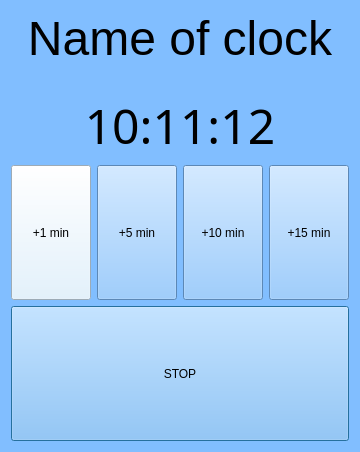
The window that SmartClock/SignalWindow.ui (Artem259/univ2.1_OOP_lab2) describes before a commit, drawn with Qt 5.
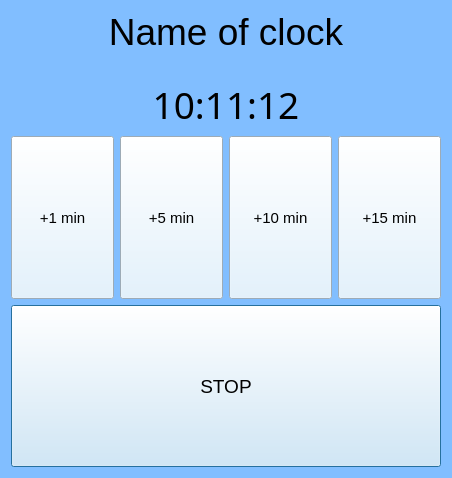
The same window after the commit. Icons and pictures are not drawn.

```diff
--- a/SmartClock/SignalWindow.ui
+++ b/SmartClock/SignalWindow.ui
@@ -6,10 +6,16 @@
    <rect>
     <x>0</x>
     <y>0</y>
-    <width>336</width>
-    <height>452</height>
+    <width>452</width>
+    <height>478</height>
    </rect>
   </property>
+  <property name="maximumSize">
+   <size>
+    <width>16777215</width>
+    <height>532</height>
+   </size>
+  </property>
   <property name="windowTitle">
    <string>Dialog</string>
   </property>
@@ -22,7 +28,7 @@
      <property name="font">
       <font>
        <family>OCR A Extended</family>
-       <pointsize>36</pointsize>
+       <pointsize>28</pointsize>
       </font>
      </property>
      <property name="text">
@@ -41,6 +47,15 @@
        <verstretch>0</verstretch>
       </sizepolicy>
      </property>
+     <property name="font">
+      <font>
+       <pointsize>14</pointsize>
+      </font>
+     </property>
+     <property name="styleSheet">
+      <string notr="true"> background-color: rgb(220, 240, 255);
+</string>
+     </property>
      <property name="text">
       <string>STOP</string>
      </property>
@@ -50,7 +65,7 @@
     <widget class="QLabel" name="label">
      <property name="font">
       <font>
-       <pointsize>36</pointsize>
+       <pointsize>28</pointsize>
       </font>
      </property>
      <property name="text">
@@ -69,6 +84,15 @@
        <verstretch>0</verstretch>
       </sizepolicy>
      </property>
+     <property name="font">
+      <font>
+       <pointsize>11</pointsize>
+      </font>
+     </property>
+     <property name="styleSheet">
+      <string notr="true"> background-color: rgb(220, 240, 255);
+</string>
+     </property>
      <property name="text">
       <string>+15 min</string>
      </property>
@@ -82,8 +106,14 @@
        <verstretch>0</verstretch>
       </sizepolicy>
      </property>
+     <property name="font">
+      <font>
+       <pointsize>11</pointsize>
+      </font>
+     </property>
      <property name="styleSheet">
-      <string notr="true"/>
+      <string notr="true"> background-color: rgb(220, 240, 255);
+</string>
      </property>
      <property name="text">
       <string>+10 min</string>
@@ -98,11 +128,14 @@
        <verstretch>0</verstretch>
       </sizepolicy>
      </property>
+     <property name="font">
+      <font>
+       <pointsize>11</pointsize>
+      </font>
+     </property>
      <property name="styleSheet">
-      <string notr="true"> QPushButton
-{
-   background-color: rgb(220, 240, 255);
-}</string>
+      <string notr="true"> background-color: rgb(220, 240, 255);
+</string>
      </property>
      <property name="text">
       <string>+1 min</string>
@@ -117,6 +150,15 @@
        <verstretch>0</verstretch>
       </sizepolicy>
      </property>
+     <property name="font">
+      <font>
+       <pointsize>11</pointsize>
+      </font>
+     </property>
+     <property name="styleSheet">
+      <string notr="true"> background-color: rgb(220, 240, 255);
+</string>
+     </property>
      <property name="text">
       <string>+5 min</string>
      </property>
@@ -131,7 +173,10 @@
       <pixmap resource="Resource.qrc">:/prefix1/images/signal[small].png</pixmap>
      </property>
      <property name="scaledContents">
-      <bool>true</bool>
+      <bool>false</bool>
+     </property>
+     <property name="alignment">
+      <set>Qt::AlignCenter</set>
      </property>
      <property name="wordWrap">
       <bool>false</bool>
```
Left out of the diff: 2 changed lines with no effect on the pictures.
